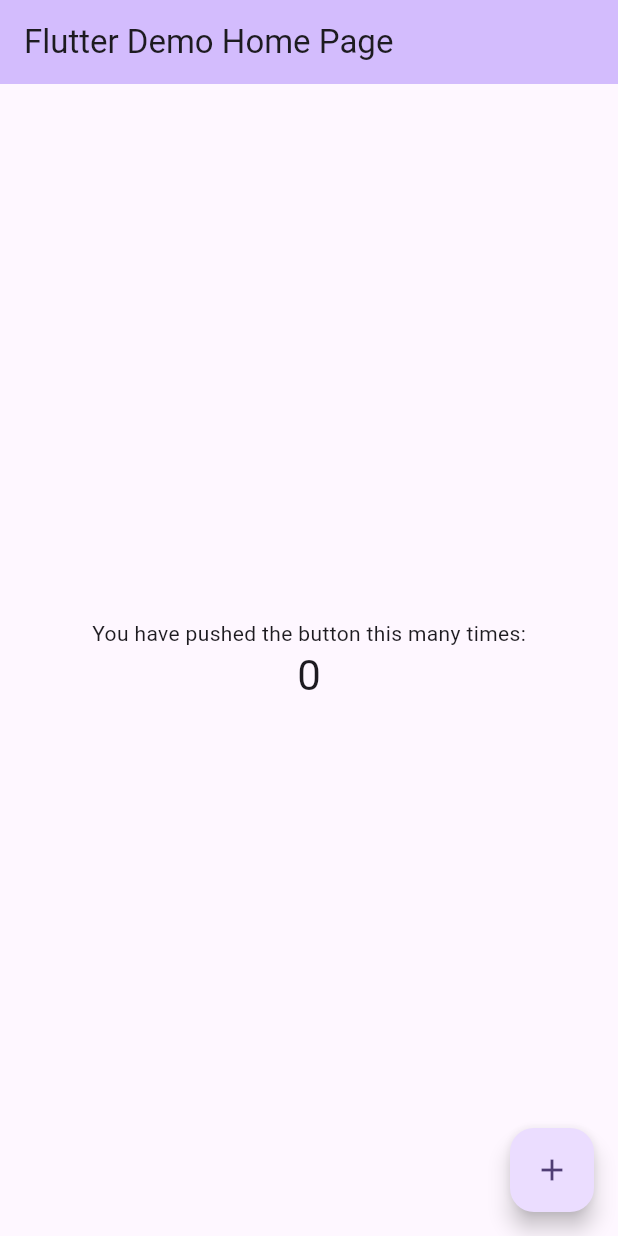
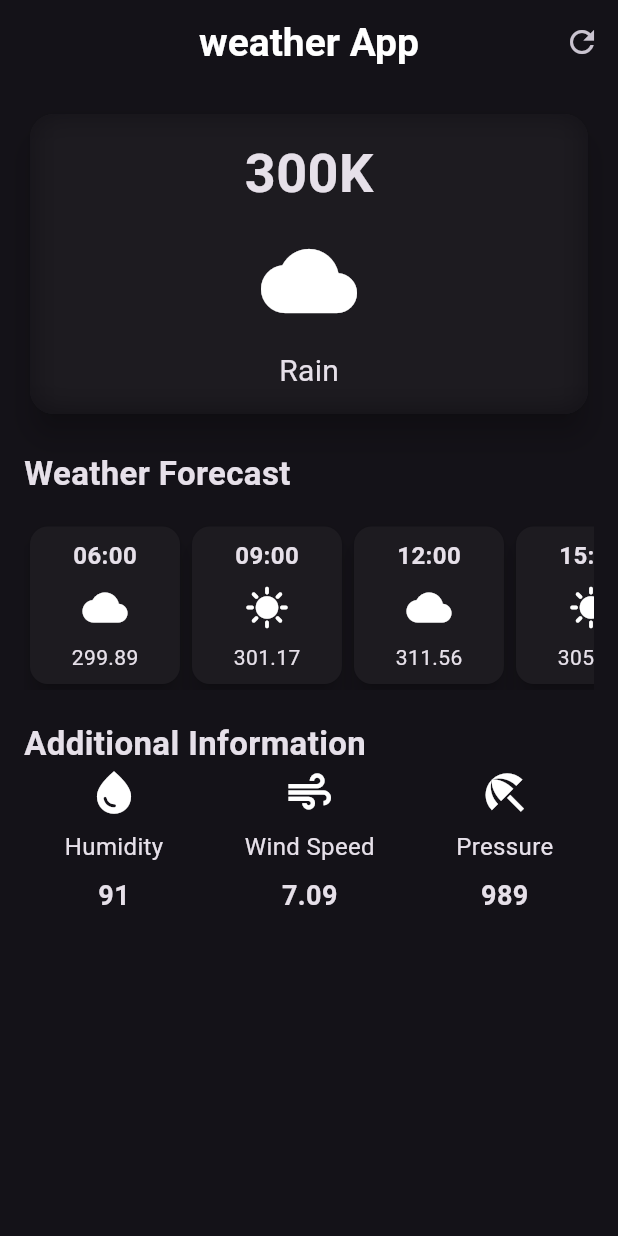
Before and after one commit to ChaudharyMadhavi/Flutter, a Flutter app: the screen it shows after launch, on a phone screen of 412 x 824 dp. Run offline on Flutter 3.47's test engine with Material 3 defaults, Android fonts, the phone set to English and light mode, and no system bars.

Commit message:
Flutter_projects

```diff
--- /dev/null
+++ b/weather_app/lib/Hourly_forecast_item.dart
@@ -0,0 +1,44 @@
+import 'package:flutter/material.dart';
+
+class HourlyForecastItem extends StatelessWidget {
+  final IconData icon;
+  final String time;
+  final String temp;
+
+  const HourlyForecastItem(
+      {super.key, required this.time, required this.icon, required this.temp});
+
+  @override
+  Widget build(BuildContext context) {
+    return Card(
+      elevation: 6,
+      child: Container(
+        width: 100,
+        padding: const EdgeInsets.all(8.0),
+        decoration: BoxDecoration(
+          borderRadius: BorderRadius.circular(10),
+        ),
+        child: Column(
+          children: [
+            Text(
+              time,
+              style: const TextStyle(
+                fontSize: 16,
+                fontWeight: FontWeight.bold,
+              ),
+            ),
+            const SizedBox(height: 8),
+            Icon(
+              icon,
+              size: 30,
+            ),
+            const SizedBox(height: 8),
+            Text(
+              temp,
+            ),
+          ],
+        ),
+      ),
+    );
+  }
+}
--- /dev/null
+++ b/weather_app/lib/additional_info_item.dart
@@ -0,0 +1,44 @@
+import 'package:flutter/material.dart';
+
+class AdditionalInfoItem extends StatelessWidget {
+  final IconData icon;
+  final String label;
+  final String value;
+  const AdditionalInfoItem({
+    super.key,
+    required this.icon,
+    required this.label,
+    required this.value,
+  });
+
+  @override
+  Widget build(BuildContext context) {
+    return Column(
+      children: [
+        Icon(
+          icon,
+          size: 34,
+        ),
+        const SizedBox(
+          height: 8,
+        ),
+        Text(
+          label,
+          style: const TextStyle(
+            fontSize: 16,
+          ),
+        ),
+        const SizedBox(
+          height: 8,
+        ),
+        Text(
+          value,
+          style: const TextStyle(
+            fontSize: 18,
+            fontWeight: FontWeight.bold,
+          ),
+        ),
+      ],
+    );
+  }
+}
--- a/weather_app/lib/main.dart
+++ b/weather_app/lib/main.dart
@@ -1,126 +1,22 @@
 import 'package:flutter/material.dart';
+import './weather_screen.dart';
 
 void main() {
   runApp(const MyApp());
 }
-//comments
 
 class MyApp extends StatelessWidget {
   const MyApp({super.key});
 
-  // This widget is the root of your application.
   @override
   Widget build(BuildContext context) {
     return MaterialApp(
-      title: 'Flutter Demoooo',
-      theme: ThemeData(
-        // This is the theme of your application.
-        //
-        // TRY THIS: Try running your application with "flutter run". You'll see
-        // the application has a purple toolbar. Then, without quitting the app,
-        // try changing the seedColor in the colorScheme below to Colors.green
-        // and then invoke "hot reload" (save your changes or press the "hot
-        // reload" button in a Flutter-supported IDE, or press "r" if you used
-        // the command line to start the app).
-        //
-        // Notice that the counter didn't reset back to zero; the application
-        // state is not lost during the reload. To reset the state, use hot
-        // restart instead.
-        //
-        // This works for code too, not just values: Most code changes can be
-        // tested with just a hot reload.
-        colorScheme: ColorScheme.fromSeed(seedColor: Colors.deepPurple),
-        useMaterial3: true,
-      ),
-      home: const MyHomePage(title: 'Flutter Demo Home Page'),
+      debugShowCheckedModeBanner: false,
+      //debug tag will not display on the flutter app
+
+      theme: ThemeData.dark(useMaterial3: true),
+
+      home: const WeatherScreen(),
     );
   }
 }
-
-class MyHomePage extends StatefulWidget {
-  const MyHomePage({super.key, required this.title});
-
-  // This widget is the home page of your application. It is stateful, meaning
-  // that it has a State object (defined below) that contains fields that affect
-  // how it looks.
-
-  // This class is the configuration for the state. It holds the values (in this
-  // case the title) provided by the parent (in this case the App widget) and
-  // used by the build method of the State. Fields in a Widget subclass are
-  // always marked "final".
-
-  final String title;
-
-  @override
-  State<MyHomePage> createState() => _MyHomePageState();
-}
-
-class _MyHomePageState extends State<MyHomePage> {
-  int _counter = 0;
-
-  void _incrementCounter() {
-    setState(() {
-      // This call to setState tells the Flutter framework that something has
-      // changed in this State, which causes it to rerun the build method below
-      // so that the display can reflect the updated values. If we changed
-      // _counter without calling setState(), then the build method would not be
-      // called again, and so nothing would appear to happen.
-      _counter++;
-    });
-  }
-
-  @override
-  Widget build(BuildContext context) {
-    // This method is rerun every time setState is called, for instance as done
-    // by the _incrementCounter method above.
-    //
-    // The Flutter framework has been optimized to make rerunning build methods
-    // fast, so that you can just rebuild anything that needs updating rather
-    // than having to individually change instances of widgets.
-    return Scaffold(
-      appBar: AppBar(
-        // TRY THIS: Try changing the color here to a specific color (to
-        // Colors.amber, perhaps?) and trigger a hot reload to see the AppBar
-        // change color while the other colors stay the same.
-        backgroundColor: Theme.of(context).colorScheme.inversePrimary,
-        // Here we take the value from the MyHomePage object that was created by
-        // the App.build method, and use it to set our appbar title.
-        title: Text(widget.title),
-      ),
-      body: Center(
-        // Center is a layout widget. It takes a single child and positions it
-        // in the middle of the parent.
-        child: Column(
-          // Column is also a layout widget. It takes a list of children and
-          // arranges them vertically. By default, it sizes itself to fit its
-          // children horizontally, and tries to be as tall as its parent.
-          //
-          // Column has various properties to control how it sizes itself and
-          // how it positions its children. Here we use mainAxisAlignment to
-          // center the children vertically; the main axis here is the vertical
-          // axis because Columns are vertical (the cross axis would be
-          // horizontal).
-          //
-          // TRY THIS: Invoke "debug painting" (choose the "Toggle Debug Paint"
-          // action in the IDE, or press "p" in the console), to see the
-          // wireframe for each widget.
-          mainAxisAlignment: MainAxisAlignment.center,
-          children: <Widget>[
-            const Text(
-              'You have pushed the button this many times:',
-            ),
-            Text(
-              '$_counter',
-              style: Theme.of(context).textTheme.headlineMedium,
-            ),
-          ],
-        ),
-      ),
-      floatingActionButton: FloatingActionButton(
-        onPressed: _incrementCounter,
-        tooltip: 'Increment',
-        child: const Icon(Icons.add),
-      ), // This trailing comma makes auto-formatting nicer for build methods.
-    );
-  }
-}
--- /dev/null
+++ b/weather_app/lib/secrets.dart
@@ -0,0 +1 @@
+const openWeatherApiKey = 'b7da4602963670d75ea294a48f0c6701';
--- /dev/null
+++ b/weather_app/lib/weather_screen.dart
@@ -0,0 +1,160 @@
+import 'dart:ui';
+
+import 'package:flutter/material.dart';
+import 'package:flutter/widgets.dart';
+import 'package:weather_app/secrets.dart';
+import 'additional_info_item.dart';
+import './Hourly_forecast_item.dart';
+
+import 'package:http/http.dart' as http;
+
+class WeatherScreen extends StatelessWidget {
+  const WeatherScreen({super.key});
+
+  Future getCurrentWeather() async {
+    String cityName = 'London';
+    http.get(
+      Uri.parse(
+          'https://api.openweathermap.org/data/2.5/weather?q=$cityName&APPID=$openWeatherApiKey'),
+    );
+  }
+
+    @override
+    Widget build(BuildContext context) {
+      return Scaffold(
+        appBar: AppBar(
+          title: const Text('weather App'),
+          titleTextStyle: const TextStyle(
+            fontWeight: FontWeight.bold,
+            fontSize: 26,
+          ),
+          centerTitle: true,
+          actions: [
+            IconButton(
+              //can use InkWell which has square reflect
+              onPressed: () {},
+              icon: const Icon(Icons.refresh),
+            ),
+          ],
+        ),
+        body: Padding(
+          padding: const EdgeInsets.all(16),
+          child: SingleChildScrollView(
+            child: Column(
+              crossAxisAlignment: CrossAxisAlignment.start,
+              children: [
+                //main card
+                SizedBox(
+                  width: double.infinity,
+                  child: Card(
+                    elevation: 8,
+                    shape: RoundedRectangleBorder(
+                      borderRadius: BorderRadius.circular(16),
+                    ),
+                    child: ClipRRect(
+                      borderRadius: BorderRadius.circular(16),
+                      child: BackdropFilter(
+                        filter: ImageFilter.blur(
+                          sigmaX: 10,
+                          sigmaY: 10,
+                        ),
+                        child: const Padding(
+                          padding: EdgeInsets.all(14),
+                          child: Column(
+                            children: [
+                              Text(
+                                '300K',
+                                style: TextStyle(
+                                  fontSize: 36,
+                                  fontWeight: FontWeight.bold,
+                                ),
+                              ),
+                              SizedBox(
+                                height: 14,
+                              ),
+                              Icon(
+                                Icons.cloud,
+                                size: 64,
+                              ),
+                              SizedBox(
+                                height: 14,
+                              ),
+                              Text(
+                                'Rain',
+                                style: TextStyle(
+                                  fontSize: 20,
+                                ),
+                              ),
+                            ],
+                          ),
+                        ),
+                      ),
+                    ),
+                  ),
+                ),
+
+                const SizedBox(
+                  height: 20,
+                ),
+                //weather forecast card
+
+                const Text(
+                  'Weather Forecast',
+                  style: TextStyle(
+                    fontSize: 22,
+                    fontWeight: FontWeight.bold,
+                  ),
+                ),
+                const SizedBox(height: 16),
+                const SingleChildScrollView(
+                  scrollDirection: Axis.horizontal,
+                  child: Row(
+                    children: [
+                      HourlyForecastItem(
+                          time: '06:00', icon: Icons.cloud, temp: '299.89'),
+                      HourlyForecastItem(
+                          time: '09:00', icon: Icons.sunny, temp: '301.17'),
+                      HourlyForecastItem(
+                          time: '12:00', icon: Icons.cloud, temp: '311.56'),
+                      HourlyForecastItem(
+                          time: '15:00', icon: Icons.sunny, temp: '305.12'),
+                      HourlyForecastItem(
+                          time: '18:00', icon: Icons.cloud, temp: '300.79'),
+                      HourlyForecastItem(
+                          time: '21:00', icon: Icons.sunny, temp: '313.15'),
+                    ],
+                  ),
+                ),
+
+                const SizedBox(
+                  height: 20,
+                ),
+                //Additional Information
+                const Text(
+                  'Additional Information',
+                  style: TextStyle(
+                    fontSize: 22,
+                    fontWeight: FontWeight.bold,
+                  ),
+                ),
+
+                const Row(
+                  mainAxisAlignment: MainAxisAlignment.spaceAround,
+                  children: [
+                    AdditionalInfoItem(
+                        icon: Icons.water_drop, label: 'Humidity', value: '91'),
+                    AdditionalInfoItem(
+                        icon: Icons.air, label: 'Wind Speed', value: '7.09'),
+                    AdditionalInfoItem(
+                        icon: Icons.beach_access,
+                        label: 'Pressure',
+                        value: '989'),
+                  ],
+                ),
+              ],
+            ),
+          ),
+        ),
+      );
+    }
+  }
--- a/weather_app/pubspec.yaml
+++ b/weather_app/pubspec.yaml
@@ -30,6 +30,7 @@ environment:
 dependencies:
   flutter:
     sdk: flutter
+  http: ^1.2.1
 
 
   # The following adds the Cupertino Icons font to your application.
```
Also changed, not shown: weather_app/pubspec.lock.
